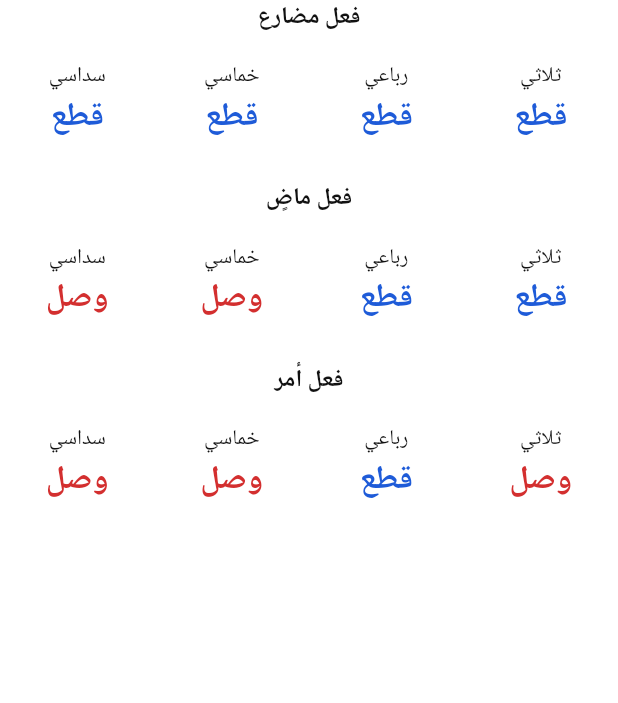
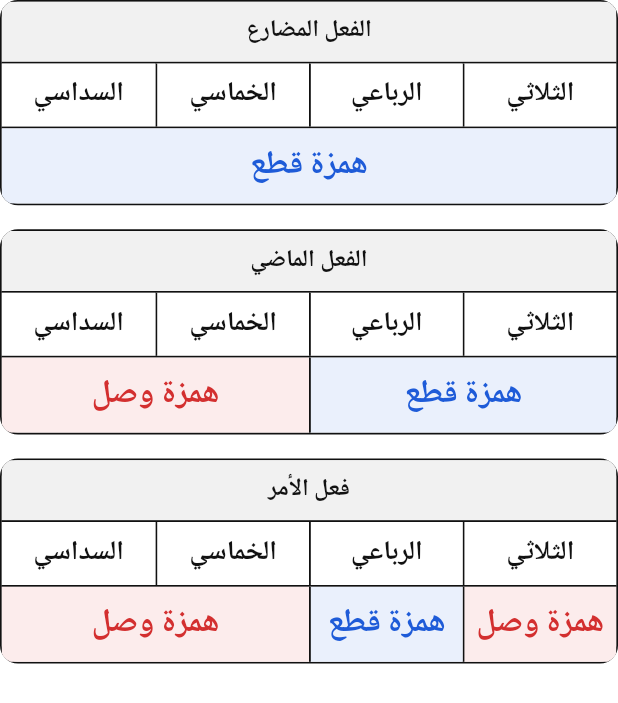
Before and after one commit to alansaria2026/imlaa-app, a Flutter app: the VerbChartRule widget shown alone on an empty page, opened directly, on a phone screen of 412 x 824 dp. Shown: the top 703 px of the screen. Run offline on Flutter 3.47's test engine with Material 3 defaults, Android fonts, the phone set to English and light mode, and no system bars; our stand-ins replace audioplayers, flutter_tts, shared_preferences; accounts and stored records are empty.

Commit message:
درس الهمزة: القاعدة العامة للأفعال في ثلاثة جداول ملونة تُدمج فيها خانات الهمزة المتكررة
Co-Authored-By: Claude Opus 5.5 <noreply@anthropic.com>
Claude-Session: https://claude.ai/code/session_01TuHksq5pQJpBn2mvyHkwuX

```diff
--- a/lib/lesson/hamza_rule_content.dart
+++ b/lib/lesson/hamza_rule_content.dart
@@ -561,60 +561,122 @@ class WeightExamplesRule extends StatelessWidget {
   );
 }
 
-/// ص ١٣ مكرر: القاعدة العامة لهمزة الأفعال.
+/// ص ١٣ مكرر: القاعدة العامة لهمزة الأفعال: جدول لكل زمن، صف لأوزانه
+/// وتحته الهمزة، وتُدمج خانات الأوزان المتتالية التي لها الهمزة نفسها.
 class VerbChartRule extends StatelessWidget {
   const VerbChartRule({super.key});
+
+  static const _tenseTitles = {
+    Tense.present: 'الفعل المضارع',
+    Tense.past: 'الفعل الماضي',
+    Tense.imperative: 'فعل الأمر',
+  };
 
   @override
   Widget build(BuildContext context) => NaskhRule(
     child: Builder(
       builder: (context) {
         final t = Theme.of(context).textTheme;
+        const side = BorderSide(color: AppColors.ink, width: 1.2);
+        // خانة بفاصل بعدها؛ الحدود الخارجية من إطار الجدول.
+        Widget cell(
+          String text, {
+          int flex = 1,
+          Color fill = AppColors.surface,
+          Color color = AppColors.ink,
+          double size = 18,
+          double height = 42,
+          bool last = false,
+        }) => Expanded(
+          flex: flex,
+          child: Container(
+            height: height,
+            padding: const EdgeInsets.symmetric(horizontal: 4, vertical: 6),
+            decoration: BoxDecoration(
+              color: fill,
+              border: BorderDirectional(end: last ? BorderSide.none : side),
+            ),
+            alignment: Alignment.center,
+            child: FittedBox(
+              fit: BoxFit.scaleDown,
+              child: Text(text, style: AppTheme.word(size, color: color)),
+            ),
+          ),
+        );
+        Widget table(Tense tense) {
+          // أوزان متتالية لها الهمزة نفسها تُدمج في خانة واحدة.
+          final groups = <(Hamza, int)>[];
+          for (final w in Weight.values) {
+            final h = hamzaOf(tense, w);
+            if (groups.isNotEmpty && groups.last.$1 == h) {
+              groups.last = (h, groups.last.$2 + 1);
+            } else {
+              groups.add((h, 1));
+            }
+          }
+          return Container(
+            clipBehavior: Clip.antiAlias,
+            decoration: BoxDecoration(
+              borderRadius: BorderRadius.circular(12),
+              border: Border.all(color: AppColors.ink, width: 1.2),
+            ),
+            child: Column(
+              crossAxisAlignment: CrossAxisAlignment.stretch,
+              children: [
+                Container(
+                  color: AppColors.primarySoft,
+                  padding: const EdgeInsets.symmetric(vertical: 8),
+                  child: Text(
+                    _tenseTitles[tense]!,
+                    textAlign: TextAlign.center,
+                    style: t.titleMedium?.copyWith(fontWeight: FontWeight.w800),
+                  ),
+                ),
+                const Divider(
+                  height: 1.2,
+                  thickness: 1.2,
+                  color: AppColors.ink,
+                ),
+                Row(
+                  children: [
+                    for (final (i, w) in Weight.values.indexed)
+                      cell('ال${w.label}', last: i == Weight.values.length - 1),
+                  ],
+                ),
+                const Divider(
+                  height: 1.2,
+                  thickness: 1.2,
+                  color: AppColors.ink,
+                ),
+                Row(
+                  children: [
+                    for (final (i, (h, span)) in groups.indexed)
+                      cell(
+                        h.label,
+                        flex: span,
+                        size: 22,
+                        height: 50,
+                        color: hamzaColor(h),
+                        fill: h == Hamza.qat
+                            ? AppColors.successSoft
+                            : AppColors.errorSoft,
+                        last: i == groups.length - 1,
+                      ),
+                  ],
+                ),
+              ],
+            ),
+          );
+        }
+
         return Column(
           crossAxisAlignment: CrossAxisAlignment.stretch,
           children: [
-            for (final tense in [
+            for (final (i, tense) in [
               Tense.present,
               Tense.past,
               Tense.imperative,
-            ]) ...[
-              Text(
-                tense.label,
-                textAlign: TextAlign.center,
-                style: t.titleMedium?.copyWith(fontWeight: FontWeight.w800),
-              ),
-              const SizedBox(height: 4),
-              Row(
-                children: [
-                  for (final w in Weight.values)
-                    Expanded(
-                      child: Padding(
-                        padding: const EdgeInsets.all(3),
-                        child: _Box(
-                          child: FittedBox(
-                            fit: BoxFit.scaleDown,
-                            child: Column(
-                              children: [
-                                Text(w.label, style: t.titleSmall),
-                                Text(
-                                  hamzaOf(tense, w) == Hamza.qat
-                                      ? 'قطع'
-                                      : 'وصل',
-                                  style: AppTheme.word(
-                                    22,
-                                    color: hamzaColor(hamzaOf(tense, w)),
-                                  ),
-                                ),
-                              ],
-                            ),
-                          ),
-                        ),
-                      ),
-                    ),
-                ],
-              ),
-              const SizedBox(height: 12),
-            ],
+            ].indexed) ...[if (i > 0) const SizedBox(height: 16), table(tense)],
           ],
         );
       },
```
